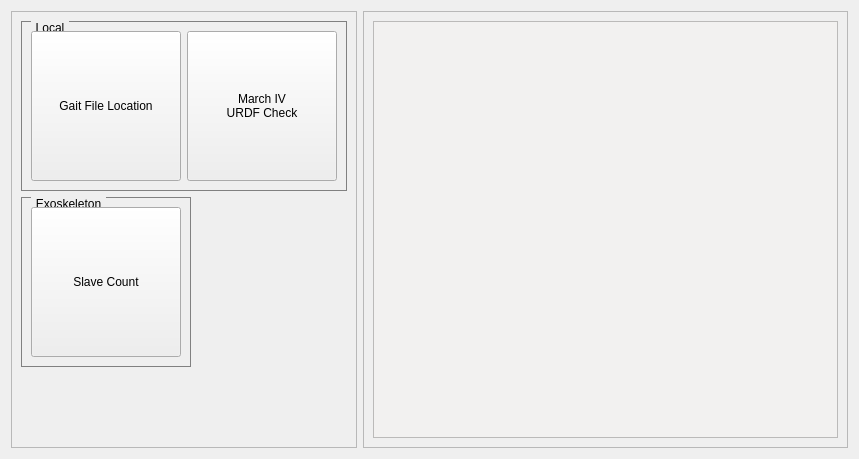
Qt form march_launch/resource/software_check.ui (project-march/march) before a commit.
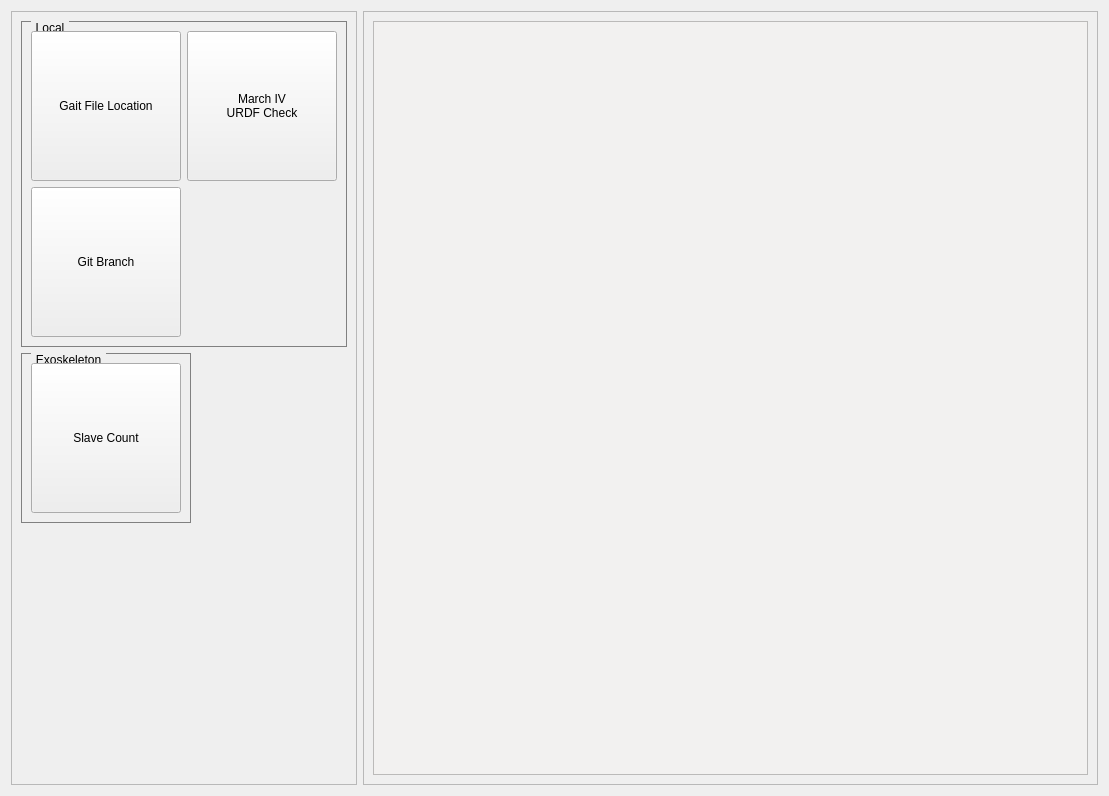
The same form after that commit.

Commit message: Add git branch check

```diff
--- a/march_launch/resource/software_check.ui
+++ b/march_launch/resource/software_check.ui
@@ -6,8 +6,8 @@
    <rect>
     <x>0</x>
     <y>0</y>
-    <width>859</width>
-    <height>459</height>
+    <width>1109</width>
+    <height>796</height>
    </rect>
   </property>
   <property name="windowTitle">
@@ -95,6 +95,19 @@
            </property>
           </widget>
          </item>
+         <item row="1" column="0">
+          <widget class="QPushButton" name="GitBranch">
+           <property name="minimumSize">
+            <size>
+             <width>150</width>
+             <height>150</height>
+            </size>
+           </property>
+           <property name="text">
+            <string>Git Branch</string>
+           </property>
+          </widget>
+         </item>
         </layout>
        </widget>
       </item>
```
The commit also changes 3 other files.
